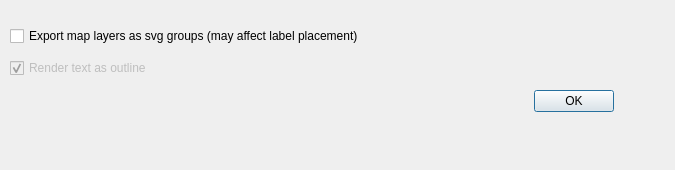
Before: the Qt Designer form src/ui/qgssvgexportoptions.ui in carsmie/QGIS, drawn with Qt 5.
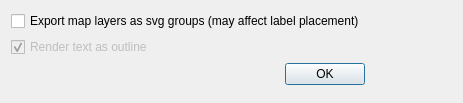
After: the same form once the commit is applied.

The edit to the form file:
```diff
--- a/src/ui/qgssvgexportoptions.ui
+++ b/src/ui/qgssvgexportoptions.ui
@@ -6,28 +6,24 @@
    <rect>
     <x>0</x>
     <y>0</y>
-    <width>675</width>
-    <height>170</height>
+    <width>463</width>
+    <height>103</height>
    </rect>
   </property>
   <property name="windowTitle">
    <string>SVG export options</string>
   </property>
-  <widget class="QWidget" name="layoutWidget">
-   <property name="geometry">
-    <rect>
-     <x>10</x>
-     <y>20</y>
-     <width>604</width>
-     <height>101</height>
-    </rect>
-   </property>
+  <layout class="QFormLayout" name="formLayout">
+   <item row="0" column="0">
    <layout class="QVBoxLayout" name="verticalLayout">
     <item>
      <widget class="QCheckBox" name="chkMapLayersAsGroup">
       <property name="text">
        <string>Export map layers as svg groups (may affect label placement)</string>
       </property>
+       <property name="checked">
+        <bool>false</bool>
+       </property>
      </widget>
     </item>
     <item>
@@ -54,7 +50,8 @@
      </widget>
     </item>
    </layout>
-  </widget>
+   </item>
+  </layout>
  </widget>
  <resources/>
  <connections>
```
Lines whose indentation alone changed are shown as unchanged.
